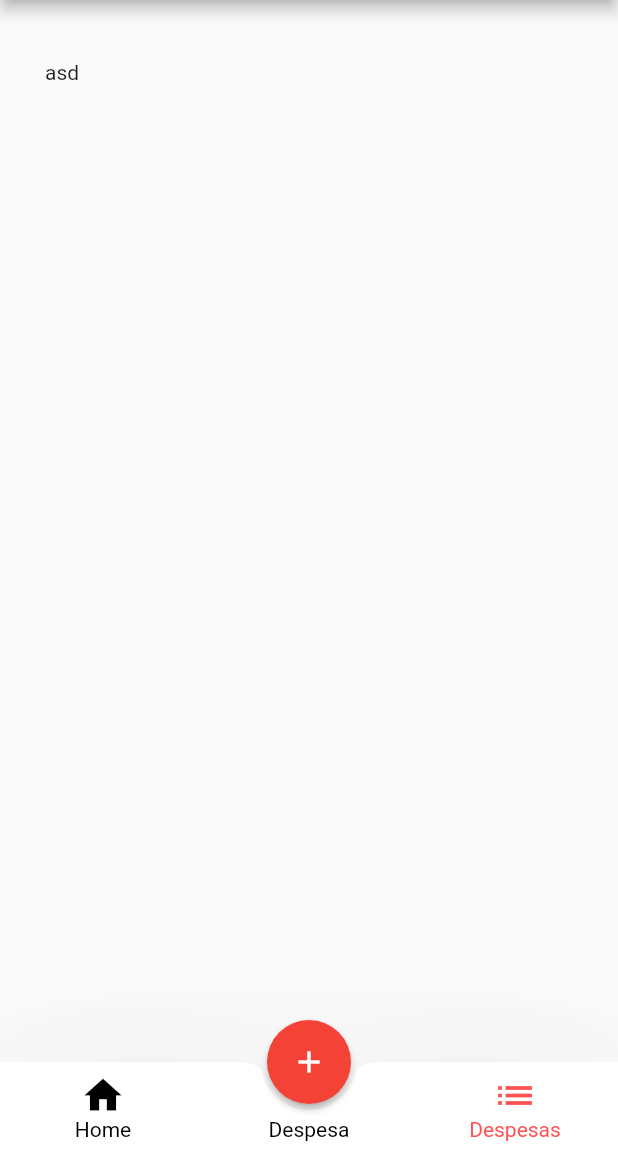
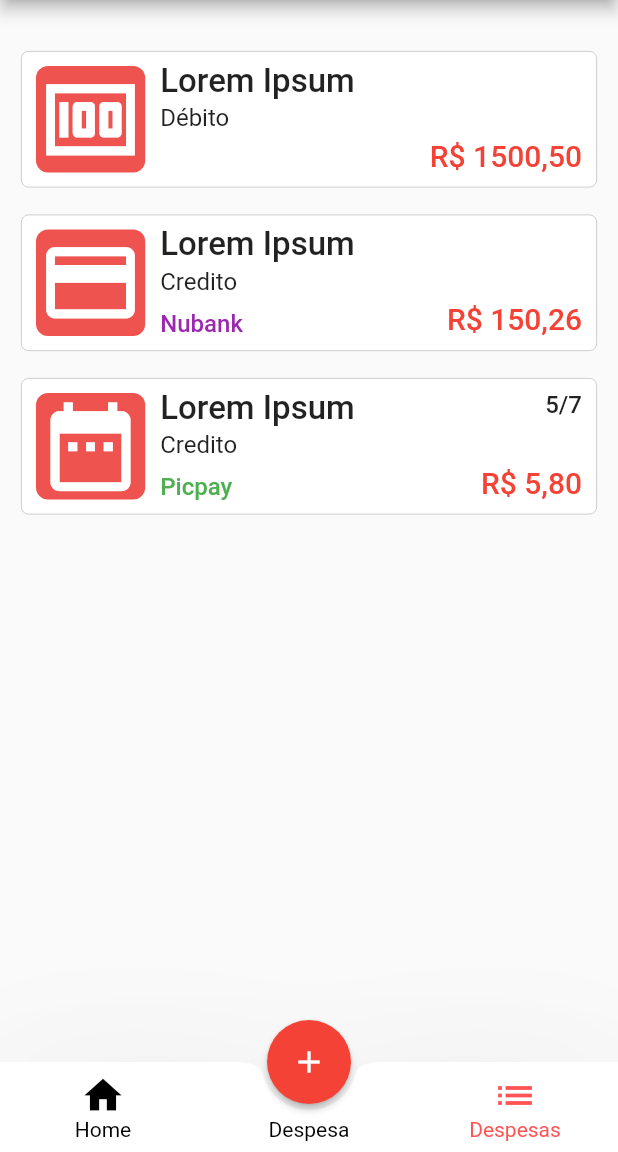
Before and after one commit to Firepeix/ebisu, a Flutter app: the screen it shows after launch, after a tap on "Despesas", on a phone screen of 412 x 824 dp, the part 84-1236 px from its top. Run offline on Flutter 3.47's test engine with Material 2 defaults, Android fonts, the phone set to English and light mode, and no system bars; our stand-ins replace file_picker, shared_preferences; missing offline and left inert: gsheets.

Commit message:
Componente de despesa feito, falta buscar despesas e fazer o cache delas no sqllite

```diff
--- a/lib/card/Domain/Card.dart
+++ b/lib/card/Domain/Card.dart
@@ -1,11 +1,27 @@
 import 'package:ebisu/shared/Domain/ValueObjects.dart';
+import 'package:flutter/material.dart';
 
 class Card {
 
 }
 
 class CardType extends StringValueObject {
+  final colors = {
+    'Nubank': Colors.purple,
+    'Meliuz': Colors.blueAccent,
+    'Picpay': Colors.green,
+  };
+
   CardType(String value) : super(value);
+
+  String get title {
+    return value[0].toUpperCase() + value.substring(1).toLowerCase();
+  }
+
+  Color get color {
+    final color = colors[title];
+    return color ?? Colors.black;
+  }
 }
 
 enum CardClass {
--- a/lib/expenditure/Domain/Expenditure.dart
+++ b/lib/expenditure/Domain/Expenditure.dart
@@ -35,6 +35,11 @@ class ExpenditureAmount extends IntValueObject {
   double toMoney () {
     return value / 100;
   }
+
+  String get real {
+    final amount = value / 100;
+    return "R\$ ${amount.toStringAsFixed(2)}".replaceAll('.', ',');
+  }
 }
 
 class ExpenditureInstallments {
--- a/lib/expenditure/UI/Components/Expenditure.dart
+++ b/lib/expenditure/UI/Components/Expenditure.dart
@@ -1,15 +1,165 @@
+import 'package:ebisu/card/Domain/Card.dart' as CardModel;
 import 'package:ebisu/expenditure/Domain/Expenditure.dart';
+import 'package:flutter/cupertino.dart';
 import 'package:flutter/material.dart';
 
-class ExpenditureViewModel extends StatelessWidget{
+class ExpenditureViewModel extends StatelessWidget {
   final Expenditure model;
 
   ExpenditureViewModel(this.model);
 
+  Widget _getViewModel () {
+    if (model.type == CardModel.CardClass.DEBIT) {
+      return _DebitExpenditureViewModel(model);
+    }
+
+    if (model.expenditureType == ExpenditureType.PARCELADA) {
+      return _InstallmentPurchaseExpenditureViewModel(model);
+    }
+
+    return _CreditPurchaseExpenditureViewModel(model);
+  }
+
   @override
   Widget build(BuildContext context) {
-    return Text('asd');
+    return Card(
+      shape: RoundedRectangleBorder(
+          side: BorderSide(color: Colors.grey.shade400, width: 0.5),
+          borderRadius: BorderRadius.all(Radius.circular(5))),
+      elevation: 0,
+      child: Padding(
+        padding: EdgeInsets.all(10),
+        child: _getViewModel(),
+      ),
+    );
   }
 }
 
-//class _DebitExpenditureViewModel
+abstract class _BaseExpenditureViewModel extends StatelessWidget {
+  final Expenditure model;
+
+  _BaseExpenditureViewModel(this.model);
+
+  Widget getIcon() => Container(
+        width: 60,
+        height: 66,
+        decoration: const BoxDecoration(
+          color: Colors.grey,
+          shape: BoxShape.rectangle,
+        ),
+      );
+
+  String _getSubtitle() => 'Placeholder';
+
+  Widget? get topRightComponent => null;
+
+  Widget? get bottomLeftComponent => null;
+
+  @override
+  Widget build(BuildContext context) {
+    return Row(
+      children: [
+        Expanded(child: getIcon()),
+        Expanded(
+            flex: 4,
+            child: Container(
+              height: 71,
+              child: Row(
+                children: [
+                  Expanded(flex: 1,child: Padding(
+                    padding: EdgeInsets.only(left: 10),
+                    child: Column(
+                      crossAxisAlignment: CrossAxisAlignment.start,
+                      mainAxisAlignment: MainAxisAlignment.spaceBetween,
+                      children: [
+                        Row(
+                          mainAxisAlignment: MainAxisAlignment.spaceBetween,
+                          crossAxisAlignment: CrossAxisAlignment.start,
+                          children: [
+                            Expanded(flex: 7, child:  Column(
+                              mainAxisAlignment: MainAxisAlignment.center,
+                              crossAxisAlignment: CrossAxisAlignment.start,
+                              children: [
+                                Padding(padding: EdgeInsets.only(top: 1), child: Text(model.name.value, overflow: TextOverflow.ellipsis, style: TextStyle(fontSize: 22, height: 0.93, fontWeight: FontWeight.w500),),),
+                                Padding(padding: EdgeInsets.only(top: 4), child: Text(_getSubtitle(), style: TextStyle(fontSize: 16),),),
+                              ],
+                            ),),
+                            topRightComponent ?? Container()
+                          ],
+                        ),
+                        Row(
+                          crossAxisAlignment: CrossAxisAlignment.end,
+                          mainAxisAlignment: MainAxisAlignment.spaceBetween,
+                          children: [
+                            bottomLeftComponent ?? Container(),
+                            Text(model.amount.real, style: TextStyle(fontSize: 20, fontWeight: FontWeight.w500, color: Colors.red),)
+                          ],
+                        )
+                      ],
+                    ),
+                  )),
+                ],
+              ),
+            )
+        ),
+      ],
+    );
+  }
+}
+
+class _DebitExpenditureViewModel extends _BaseExpenditureViewModel {
+  _DebitExpenditureViewModel(Expenditure model) : super(model);
+
+  @override
+  String _getSubtitle() => 'Débito';
+
+  Widget getIcon() => Container(
+    width: 60,
+    height: 71,
+    child: Icon(Icons.money, size: 71, color: Colors.white,),
+      decoration: const BoxDecoration(
+        color: Color(0xFFEF5350),
+        shape: BoxShape.rectangle,
+        borderRadius: BorderRadius.all(Radius.circular(8)),
+      )
+  );
+}
+
+class _CreditPurchaseExpenditureViewModel extends _BaseExpenditureViewModel {
+  _CreditPurchaseExpenditureViewModel(Expenditure model) : super(model);
+
+  @override
+  String _getSubtitle() => 'Credito';
+
+  Widget getIcon() => Container(
+      width: 60,
+      height: 71,
+      child: Icon(Icons.credit_card, size: 71, color: Colors.white,),
+      decoration: BoxDecoration(
+        color: Color(0xFFEF5350),
+        borderRadius: BorderRadius.all(Radius.circular(8)),
+        shape: BoxShape.rectangle,
+      )
+  );
+
+  @override
+  Widget? get bottomLeftComponent => Text(model.cardType!.title, style: TextStyle(fontSize: 16, color: model.cardType!.color, height: 1, fontWeight: FontWeight.w500));
+}
+
+class _InstallmentPurchaseExpenditureViewModel extends _CreditPurchaseExpenditureViewModel {
+  _InstallmentPurchaseExpenditureViewModel(Expenditure model) : super(model);
+
+  Widget getIcon() => Container(
+      width: 60,
+      height: 71,
+      child: Icon(Icons.date_range, size: 71, color: Colors.white,),
+      decoration: BoxDecoration(
+        color: Color(0xFFEF5350),
+        borderRadius: BorderRadius.all(Radius.circular(8)),
+        shape: BoxShape.rectangle,
+      )
+  );
+
+  @override
+  Widget? get topRightComponent => Text(model.installments!.summary, style: TextStyle(fontSize: 16, height: 1, fontWeight: FontWeight.w500));
+}
--- a/lib/expenditure/UI/Pages/CreateExpenditure.dart
+++ b/lib/expenditure/UI/Pages/CreateExpenditure.dart
@@ -55,7 +55,7 @@ class Content extends StatefulWidget {
 
   Widget build (_ContentState state) {
     return Padding(
-      padding: EdgeInsets.symmetric(vertical: 40, horizontal: 30),
+      padding: EdgeInsets.symmetric(vertical: 30, horizontal: 10),
       child: !state.loaded ? ExpenditureFormSkeleton() : ExpenditureForm(formKey: formKey,cardTypes: state.cardTypes,),
     );
   }
--- a/lib/expenditure/UI/Pages/ListExpenditures.dart
+++ b/lib/expenditure/UI/Pages/ListExpenditures.dart
@@ -17,17 +17,19 @@ class ListExpendituresPage extends AbstractPage {
 
 class Content extends StatefulWidget {
   final List<Expenditure> expenditures = [
-    Expenditure(name: ExpenditureName('teste'), type: CardClass.DEBIT, amount: ExpenditureAmount(150050))
+    Expenditure(name: ExpenditureName('Lorem Ipsum'), type: CardClass.DEBIT, amount: ExpenditureAmount(150050)),
+    Expenditure(name: ExpenditureName('Lorem Ipsum'), type: CardClass.CREDIT, amount: ExpenditureAmount(15026), cardType: CardType('Nubank'), expenditureType: ExpenditureType.UNICA),
+    Expenditure(name: ExpenditureName('Lorem Ipsum'), type: CardClass.CREDIT, amount: ExpenditureAmount(580), cardType: CardType('Picpay'), expenditureType: ExpenditureType.PARCELADA, installments: ExpenditureInstallments(currentInstallment: 5, totalInstallments: 7))
   ];
 
 
   Widget build (_ContentState state) {
     return Padding(
-      padding: EdgeInsets.symmetric(vertical: 40, horizontal: 30),
+      padding: EdgeInsets.symmetric(vertical: 30, horizontal: 10),
       child: ListView.builder(
           itemCount: expenditures.length,
           itemBuilder: (BuildContext context, int index) => Padding(
-            padding: EdgeInsets.only(top: index == 0 ? 0 : 30),
+            padding: EdgeInsets.only(top: index == 0 ? 0 : 10),
             child: ExpenditureViewModel(expenditures[index]),
           )
       ),
```
